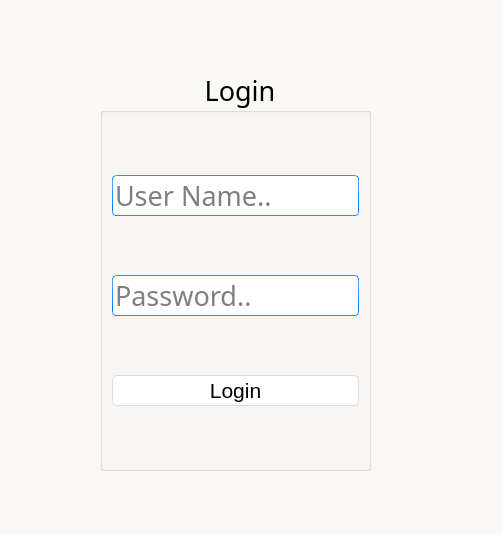
This is GUI/login.ui in eldarandaly/HR-app-darandalyEdits as Qt 5 draws it before an edit. The edited form follows.
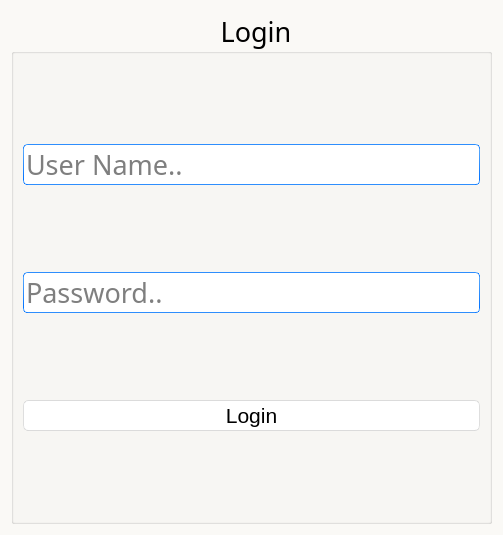
This is the edited form.

What changed in the file:
```diff
--- a/GUI/login.ui
+++ b/GUI/login.ui
@@ -18,15 +18,9 @@
 background:rgb(250, 249, 246)
 </string>
   </property>
+  <layout class="QGridLayout" name="gridLayout_2">
+   <item row="0" column="0">
   <widget class="QGroupBox" name="groupBox">
-   <property name="geometry">
-    <rect>
-     <x>100</x>
-     <y>70</y>
-     <width>271</width>
-     <height>401</height>
-    </rect>
-   </property>
    <property name="font">
     <font>
      <family>Bahnschrift Light</family>
@@ -175,6 +169,8 @@
     </item>
    </layout>
   </widget>
+   </item>
+  </layout>
  </widget>
  <tabstops>
   <tabstop>user_line</tabstop>
```
Lines whose indentation alone changed are shown as unchanged.
